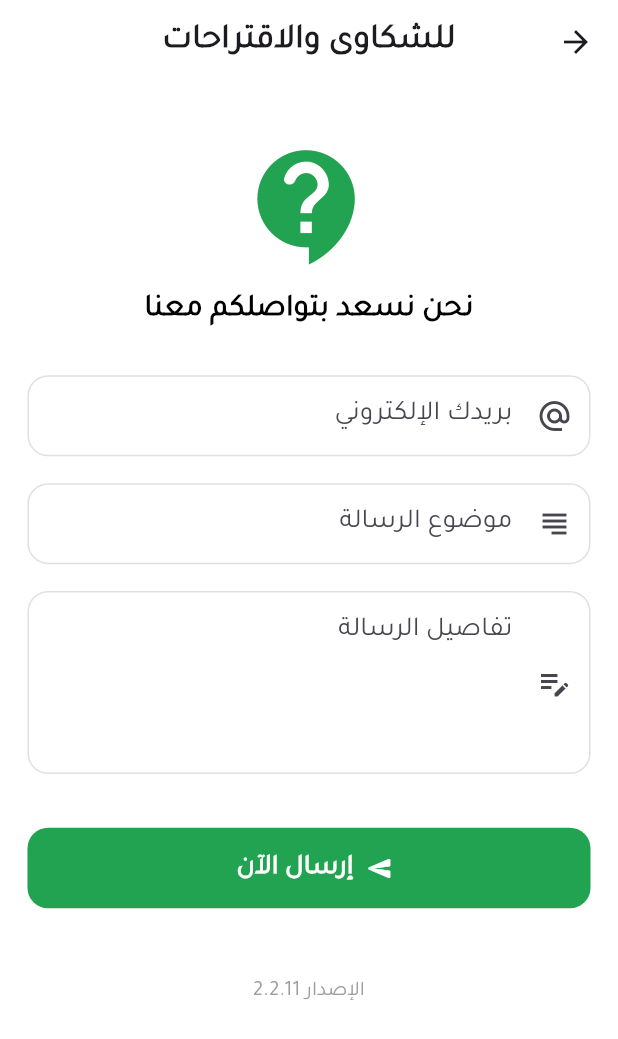
After one commit to syomna/azkari, a Flutter app: the screen it shows after launch, after a tap on an icon or button, on a phone screen of 412 x 824 dp. The commit adds this screen. Shown: the top 1039 px of the screen. Run offline on Flutter 3.47's test engine with Material 3 defaults, Android fonts, the phone set to English and light mode, and no system bars; our stand-ins replace animated_bottom_navigation_bar, animated_text_kit, dartz, equatable, flutter_compass, flutter_local_notifications and 10 more; missing offline and left inert: clipboard, quran.

Commit message:
Added contact us page

```diff
--- a/lib/core/theme/app_palette.dart
+++ b/lib/core/theme/app_palette.dart
@@ -7,6 +7,9 @@ class AppPalette {
 
   static final ThemeData darkTheme = ThemeData.dark().copyWith(
     primaryColor: mainColor,
+    appBarTheme: const AppBarTheme(
+      surfaceTintColor: Colors.transparent,
+    ),
     textTheme: Typography.englishLike2018
         .apply(fontSizeFactor: 1.sp)
         .apply(fontFamily: fontFamily, bodyColor: Colors.white),
@@ -17,6 +20,7 @@ class AppPalette {
         scaffoldBackgroundColor: Colors.white,
         appBarTheme: const AppBarTheme(
           backgroundColor: Colors.white,
+          surfaceTintColor: Colors.transparent,
         ),
         primaryColor: mainColor,
         textTheme: Typography.englishLike2018
--- a/lib/features/qibla/presentation/widgets/qibla_body.dart
+++ b/lib/features/qibla/presentation/widgets/qibla_body.dart
@@ -36,13 +36,15 @@ class QiblaBody extends StatelessWidget {
             duration: const Duration(milliseconds: 300),
             decoration: BoxDecoration(
               shape: BoxShape.circle,
-              boxShadow: isAligned ? [
+              boxShadow: isAligned
+                  ? [
                       BoxShadow(
                         color: Colors.green.withValues(alpha: 0.5),
                         blurRadius: 40,
                         spreadRadius: 15,
                       )
-              ] : [],
+                    ]
+                  : [],
             ),
             child: Transform.rotate(
               angle: (difference * pi / 180),
@@ -60,7 +62,7 @@ class QiblaBody extends StatelessWidget {
           style: TextStyle(
             fontSize: 22.sp,
             fontWeight: FontWeight.bold,
-            color: isAligned ? Colors.green : Colors.black87,
+            color: isAligned ? Colors.green : null,
           ),
         ),
       ],
--- /dev/null
+++ b/lib/pages/contact_us_page.dart
@@ -0,0 +1,157 @@
+import 'dart:developer';
+
+import 'package:azkar_app/widgets/custom_text_field.dart';
+import 'package:flutter/material.dart';
+import 'package:flutter_screenutil/flutter_screenutil.dart';
+import 'package:url_launcher/url_launcher.dart';
+
+class ContactUsPage extends StatefulWidget {
+  const ContactUsPage({super.key});
+
+  @override
+  State<ContactUsPage> createState() => _ContactUsPageState();
+}
+
+class _ContactUsPageState extends State<ContactUsPage> {
+  // Controllers to capture user input
+  final TextEditingController _emailController = TextEditingController();
+  final TextEditingController _subjectController = TextEditingController();
+  final TextEditingController _messageController = TextEditingController();
+
+  @override
+  void dispose() {
+    _emailController.dispose();
+    _subjectController.dispose();
+    _messageController.dispose();
+    super.dispose();
+  }
+
+  Future<void> _sendEmail() async {
+    final String userEmail = _emailController.text.trim();
+    final String subject = _subjectController.text.trim();
+    final String message = _messageController.text.trim();
+
+    // Basic Validation
+    if (userEmail.isEmpty || subject.isEmpty || message.isEmpty) {
+      ScaffoldMessenger.of(context).showSnackBar(
+        const SnackBar(content: Text('يرجى ملء جميع الحقول')),
+      );
+      return;
+    }
+
+    final Uri emailUri = Uri(
+      scheme: 'mailto',
+      path: 'syomna444@gmail.com', // Your destination email
+      query:
+          'subject=${Uri.encodeComponent(subject)}&body=${Uri.encodeComponent(message)}',
+    );
+
+    // Navigator.pop(context);
+
+    try {
+      if (await canLaunchUrl(emailUri)) {
+        await launchUrl(emailUri);
+      } else {
+        throw 'Could not launch $emailUri';
+      }
+    } catch (e) {
+      log(e.toString());
+      if (mounted) {
+        ScaffoldMessenger.of(context).showSnackBar(
+          const SnackBar(content: Text('تعذر فتح تطبيق البريد الإلكتروني')),
+        );
+      }
+    }
+  }
+
+  @override
+  Widget build(BuildContext context) {
+    return Scaffold(
+      appBar: AppBar(
+        title: const Text(
+          'للشكاوى والاقتراحات',
+          style: TextStyle(fontWeight: FontWeight.bold),
+        ),
+        centerTitle: true,
+      ),
+      body: SingleChildScrollView(
+        padding: EdgeInsets.symmetric(horizontal: 16.w, vertical: 10.h),
+        child: Column(
+          children: [
+            SizedBox(height: 20.h),
+            Icon(
+              Icons.contact_support_rounded,
+              size: 80.sp,
+              color: Theme.of(context).primaryColor,
+            ),
+            SizedBox(height: 10.h),
+            Text(
+              'نحن نسعد بتواصلكم معنا',
+              style: TextStyle(fontSize: 18.sp, fontWeight: FontWeight.bold),
+            ),
+            SizedBox(height: 25.h),
+
+            // User Email Field
+            CustomTextField(
+              controller: _emailController,
+              label: 'بريدك الإلكتروني',
+              hint: 'مثال: user@email.com',
+              icon: Icons.alternate_email,
+              keyboardType: TextInputType.emailAddress,
+            ),
+            SizedBox(height: 15.h),
+
+            // Subject Field
+            CustomTextField(
+              controller: _subjectController,
+              label: 'موضوع الرسالة',
+              hint: 'اقتراح، شكوى، استفسار...',
+              icon: Icons.subject,
+            ),
+            SizedBox(height: 15.h),
+
+            // Message Field
+            CustomTextField(
+              controller: _messageController,
+              label: 'تفاصيل الرسالة',
+              hint: 'اكتب رسالتك هنا...',
+              icon: Icons.edit_note,
+              maxLines: 5,
+            ),
+            SizedBox(height: 30.h),
+
+            // Submit Button
+            SizedBox(
+              width: double.infinity,
+              height: 45.h,
+              child: ElevatedButton.icon(
+                onPressed: _sendEmail,
+                style: ElevatedButton.styleFrom(
+                  backgroundColor: Theme.of(context).primaryColor,
+                  foregroundColor: Colors.white,
+                  shape: RoundedRectangleBorder(
+                    borderRadius: BorderRadius.circular(12.r),
+                  ),
+                  elevation: 0,
+                ),
+                icon: const Icon(Icons.send_rounded),
+                label: Text(
+                  'إرسال الآن',
+                  style:
+                      TextStyle(fontSize: 16.sp, fontWeight: FontWeight.bold),
+                ),
+              ),
+            ),
+
+            SizedBox(height: 40.h),
+            Text(
+              'الإصدار 2.2.11',
+              style: TextStyle(color: Colors.grey, fontSize: 12.sp),
+            ),
+            SizedBox(height: 20.h),
+          ],
+        ),
+      ),
+    );
+  }
+}
--- a/lib/pages/home_page.dart
+++ b/lib/pages/home_page.dart
@@ -8,6 +8,7 @@ import 'package:azkar_app/features/names_of_allah/presentation/widgets/names_of_
 import 'package:azkar_app/features/qibla/presentation/pages/qibla_screen.dart';
 import 'package:azkar_app/features/quran/presentation/pages/quran_details_page.dart';
 import 'package:azkar_app/features/tasbeh/presentation/pages/tasbeh_page.dart';
+import 'package:azkar_app/pages/contact_us_page.dart';
 import 'package:azkar_app/pages/settings_page.dart';
 import 'package:azkar_app/widgets/component.dart';
 import 'package:azkar_app/widgets/welcoming_widget.dart';
@@ -50,7 +51,24 @@ class _HomePageState extends State<HomePage> {
               children: [
                 Align(
                   alignment: Alignment.centerLeft,
-                  child: InkWell(
+                  child: Row(
+                    mainAxisAlignment: MainAxisAlignment.end,
+                    spacing: 20.w,
+                    children: [
+                      InkWell(
+                          onTap: () {
+                            Navigator.push(
+                              context,
+                              MaterialPageRoute(
+                                builder: (context) => const ContactUsPage(),
+                              ),
+                            );
+                          },
+                          child: Icon(
+                            CupertinoIcons.bubble_left_bubble_right,
+                            size: 22.h,
+                          )),
+                      InkWell(
                           onTap: () {
                             Navigator.push(
                               context,
@@ -63,6 +81,8 @@ class _HomePageState extends State<HomePage> {
                             CupertinoIcons.settings,
                             size: 22.h,
                           )),
+                    ],
+                  ),
                 ),
                 const WelcomingWidget(),
                 SizedBox(
--- /dev/null
+++ b/lib/widgets/custom_text_field.dart
@@ -0,0 +1,44 @@
+import 'package:flutter/material.dart';
+import 'package:flutter_screenutil/flutter_screenutil.dart';
+
+class CustomTextField extends StatelessWidget {
+  const CustomTextField({
+    super.key,
+    required this.controller,
+    required this.label,
+    required this.hint,
+    required this.icon,
+    this.maxLines = 1,
+    this.keyboardType,
+  });
+
+  final TextEditingController controller;
+  final String label;
+  final String hint;
+  final IconData icon;
+  final int maxLines;
+  final TextInputType? keyboardType;
+
+  @override
+  Widget build(BuildContext context) {
+    return TextField(
+      controller: controller,
+      maxLines: maxLines,
+      keyboardType: keyboardType,
+      textAlign: TextAlign.right, // Set text alignment for Arabic
+      decoration: InputDecoration(
+        labelText: label,
+        hintText: hint,
+        alignLabelWithHint: true,
+        prefixIcon: Icon(icon),
+        border: OutlineInputBorder(
+          borderRadius: BorderRadius.circular(12.r),
+        ),
+        enabledBorder: OutlineInputBorder(
+          borderRadius: BorderRadius.circular(12.r),
+          borderSide: BorderSide(color: Colors.grey.shade300),
+        ),
+      ),
+    );
+  }
+}
--- a/pubspec.yaml
+++ b/pubspec.yaml
@@ -16,7 +16,7 @@ publish_to: 'none' # Remove this line if you wish to publish to pub.dev
 # https://developer.apple.com/library/archive/documentation/General/Reference/InfoPlistKeyReference/Articles/CoreFoundationKeys.html
 # In Windows, build-name is used as the major, minor, and patch parts
 # of the product and file versions while build-number is used as the build suffix.
-version: 2.2.11+17
+version: 2.2.11+28
 
 environment:
   sdk: '>=3.1.2 <4.0.0'
```
Also changed, not shown: 2 other files. Lines whose indentation alone changed are shown as unchanged.
